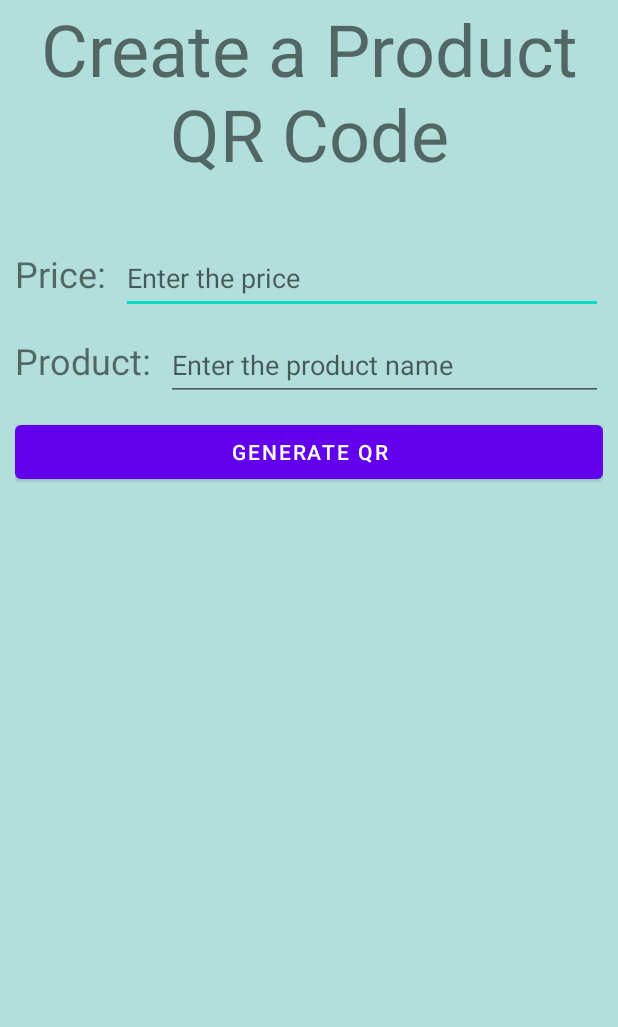
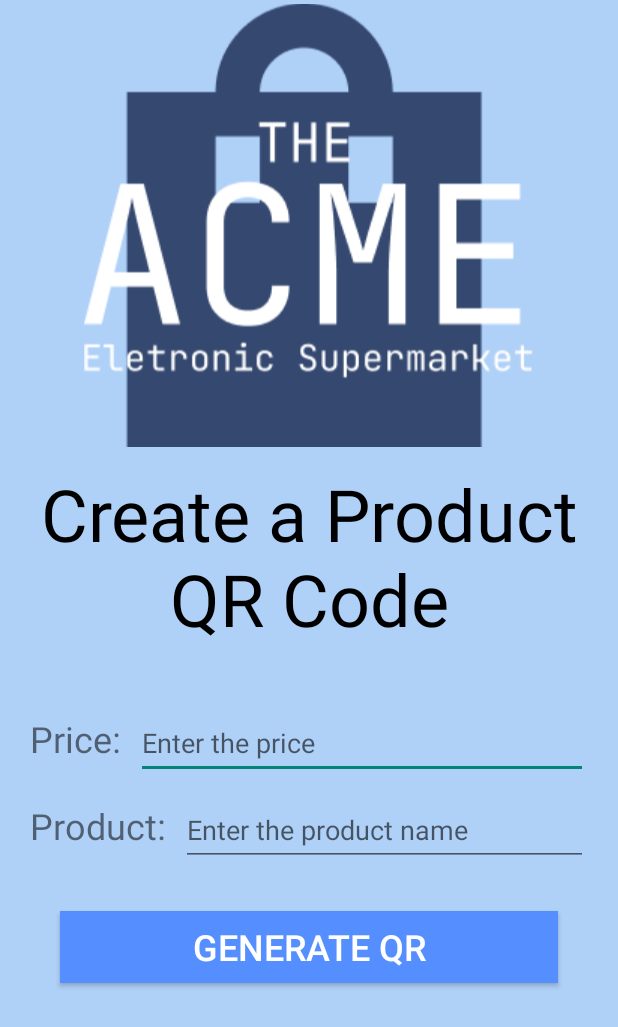
Before and after one commit to AJRC2020/CPM, an Android app: the layout activity_main.xml on its own in the app's theme, with its tools: preview values and no code run, on a phone screen of 412 x 824 dp. Shown: the top 1027 px of the screen. Run offline under Robolectric (Android 15) with nearby library versions, the phone set to English and light mode, and no system bars; network calls fail.

Commit message:
adapted qr code generator visuals

```diff
--- a/QRCodeACME/app/src/main/AndroidManifest.xml
+++ b/QRCodeACME/app/src/main/AndroidManifest.xml
@@ -7,7 +7,7 @@
       android:icon="@drawable/qr_code_gen_logo"
       android:label="@string/app_name"
       android:supportsRtl="true"
-      android:theme="@style/Theme.ZXCodeGenerator">
+      android:theme="@style/Theme.AppCompat.Light.NoActionBar">
     <activity
         android:name="org.feup.apm.qrcodeACME.ShowCodeActivity"
         android:exported="false" />
--- a/QRCodeACME/app/src/main/java/org/feup/apm/qrcodeACME/Constants.kt
+++ b/QRCodeACME/app/src/main/java/org/feup/apm/qrcodeACME/Constants.kt
@@ -7,4 +7,6 @@ object Constants {
   const val ENC_ALGO = "RSA/ECB/PKCS1Padding"
   const val keyname = "myIdKey"
   const val serialNr = 1234567890L
+  const val SIZE = 600
+  const val ISO_SET = "ISO-8859-1"
 }
--- a/QRCodeACME/app/src/main/res/layout/activity_main.xml
+++ b/QRCodeACME/app/src/main/res/layout/activity_main.xml
@@ -4,10 +4,28 @@
     xmlns:tools="http://schemas.android.com/tools"
     android:layout_width="match_parent"
     android:layout_height="match_parent"
-    android:background="@color/teal_100"
+    android:background="#AFD0F7"
+    android:gravity="center_horizontal"
     android:orientation="vertical"
     android:paddingHorizontal="10dp"
     tools:context=".MainActivity">
+
+  <ImageView
+      android:id="@+id/imageView"
+      android:layout_width="wrap_content"
+      android:layout_height="300dp"
+      android:alpha="1"
+      app:srcCompat="@drawable/logo" />
+
+  <ScrollView
+      android:layout_width="match_parent"
+      android:layout_height="match_parent">
+
+    <LinearLayout
+        android:layout_width="match_parent"
+        android:layout_height="wrap_content"
+        android:layout_margin="10dp"
+        android:orientation="vertical">
 
       <TextView
           android:id="@+id/titleCreate"
@@ -16,6 +34,7 @@
           android:layout_marginBottom="40dp"
           android:text="@string/title_create"
           android:textAlignment="center"
+          android:textColor="@color/black"
           android:textSize="48sp" />
 
       <LinearLayout
@@ -39,7 +58,8 @@
             android:hint="@string/price_hint"
             android:inputType="textPersonName"
             android:minWidth="48dp"
-        android:minHeight="48dp" />
+            android:minHeight="48dp"
+            tools:inputType="number" />
 
       </LinearLayout>
 
@@ -72,6 +92,13 @@
           android:id="@+id/bt_qr"
           android:layout_width="match_parent"
           android:layout_height="wrap_content"
-      android:text="@string/bt_qr" />
+          android:layout_margin="20dp"
+          android:background="#558FFF"
+          android:text="@string/bt_qr"
+          android:textColor="@color/white"
+          android:textSize="24sp" />
 
     </LinearLayout>
+  </ScrollView>
+
+</LinearLayout>
--- a/QRCodeACME/app/src/main/res/values/themes.xml
+++ b/QRCodeACME/app/src/main/res/values/themes.xml
@@ -1,6 +1,6 @@
 <resources xmlns:tools="http://schemas.android.com/tools">
   <!-- Base application theme. -->
-  <style name="Theme.ZXCodeGenerator" parent="Theme.MaterialComponents.DayNight.DarkActionBar">
+  <style name="Theme.ZXCodeGenerator" parent="Theme.AppCompat.Light.NoActionBar">
     <!-- Primary brand color. -->
     <item name="colorPrimary">@color/purple_500</item>
     <item name="colorPrimaryVariant">@color/purple_700</item>
```
Also changed, not shown: QRCodeACME/app/src/main/java/org/feup/apm/qrcodeACME/ShowCodeActivity.kt (+9 -11 lines), QRCodeACME/app/src/main/res/layout/activity_show_code.xml (+0 -9 lines), QRCodeACME/app/src/main/res/drawable/logo.png (added). Lines whose indentation alone changed are shown as unchanged.
